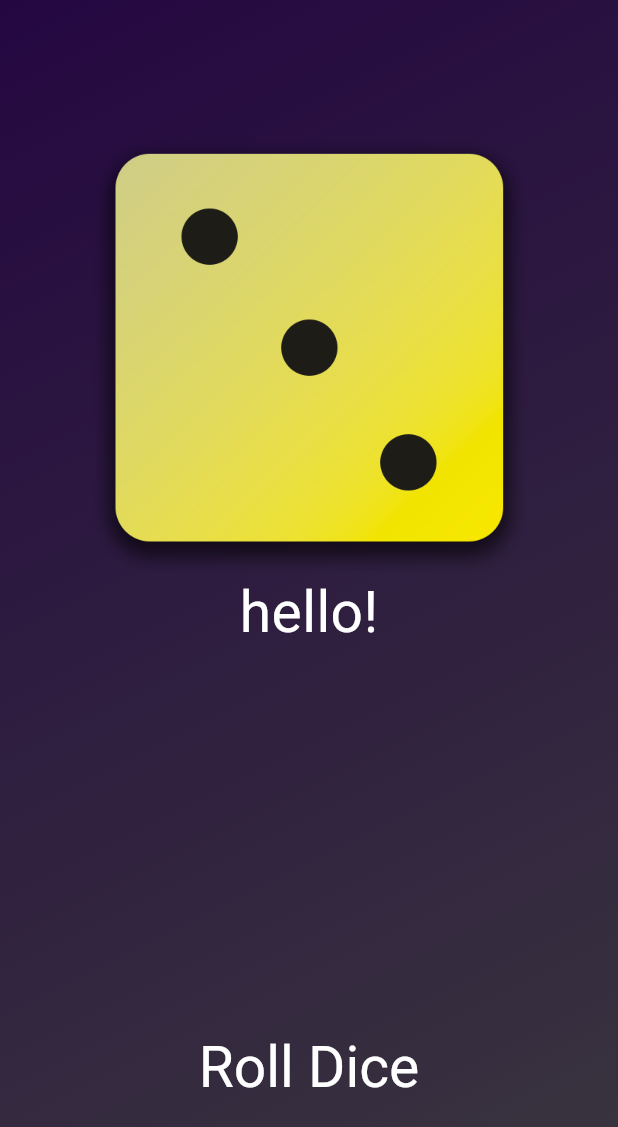
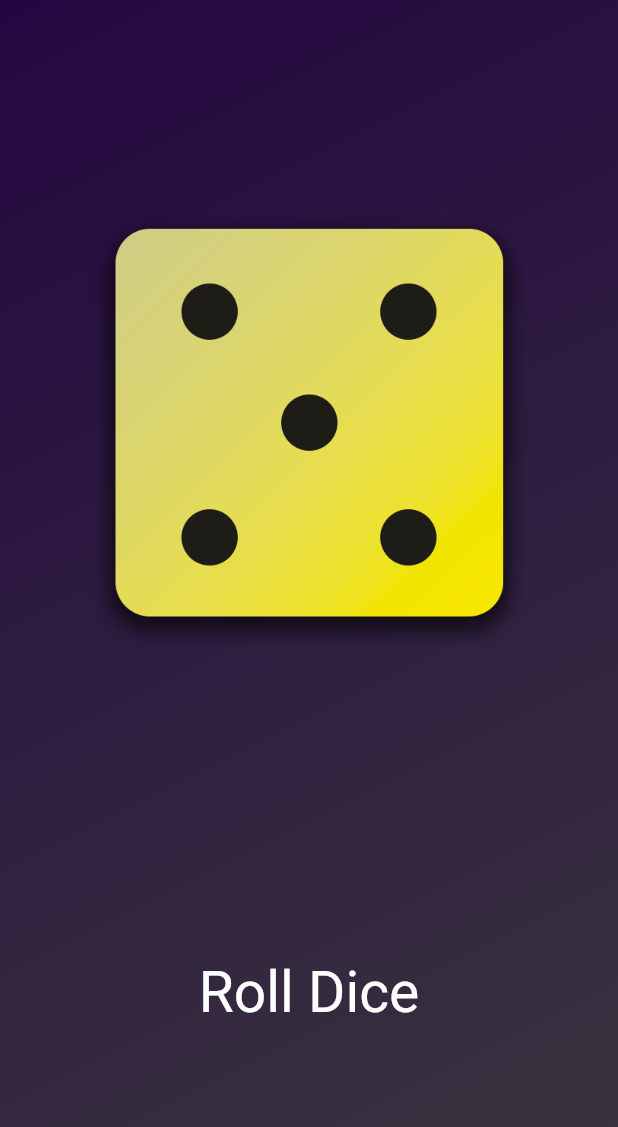
Before and after one commit to Makktu/flutter_dice, a Flutter app: the screen it shows after launch, after a tap on "Roll Dice", on a phone screen of 412 x 824 dp. Shown: the top 1127 px of the screen. Run offline on Flutter 3.47's test engine with Material 3 defaults, Android fonts, the phone set to English and light mode, and no system bars.

Commit message:
finished for good

```diff
--- /dev/null
+++ b/lib/dice_roller.dart
@@ -0,0 +1,42 @@
+import 'package:flutter/material.dart';
+import 'dart:math';
+
+final randomizer = Random();
+
+class DiceRoller extends StatefulWidget {
+  const DiceRoller({super.key});
+
+  @override
+  State<DiceRoller> createState() {
+    return _DiceRollerState();
+  }
+}
+
+class _DiceRollerState extends State<DiceRoller> {
+  var currentDiceRoll = 2;
+
+  void rollDice() {
+    setState(() {
+      currentDiceRoll = randomizer.nextInt(6) + 1;
+    });
+  }
+
+  @override
+  Widget build(context) {
+    return Column(
+      mainAxisSize: MainAxisSize.min,
+      children: [
+        Image.asset('assets/images/dice-$currentDiceRoll.png', width: 300),
+        // const MySizedBox(), // ! custom_widget
+        const SizedBox(height: 200),
+        TextButton(
+            onPressed: rollDice,
+            style: TextButton.styleFrom(
+                // padding: EdgeInsets.only(top: 200),
+                foregroundColor: const Color.fromARGB(255, 255, 255, 255),
+                textStyle: const TextStyle(fontSize: 38)),
+            child: const Text('Roll Dice'))
+      ],
+    );
+  }
+}
--- a/lib/gradient_container.dart
+++ b/lib/gradient_container.dart
@@ -1,6 +1,6 @@
 import 'package:flutter/material.dart';
-import 'dart:developer';
 import 'package:dice_roller/my_widgets/my_sized_box.dart';
+import 'package:dice_roller/dice_roller.dart';
 
 const startAlignment = Alignment.topLeft;
 const endAlignment = Alignment.bottomRight;
@@ -10,10 +10,6 @@ class GradientContainer extends StatelessWidget {
 
   final Color color1;
   final Color color2;
-
-  void rollDice() {
-    log('HelloJohn');
-  }
 
   @override
   Widget build(context) {
@@ -28,18 +24,8 @@ class GradientContainer extends StatelessWidget {
       ),
       // ! background gradient CONFIG END
       child: Center(
-            child: Column(
-          mainAxisSize: MainAxisSize.min,
-          children: [
-            Image.asset('assets/images/dice-3.png', width: 300),
-            MySizedBox(), // ! custom_widget
-            TextButton(
-                onPressed: rollDice,
-                style: TextButton.styleFrom(
-                    foregroundColor: Colors.white,
-                    textStyle: const TextStyle(fontSize: 38)),
-                child: const Text('Roll Dice'))
-          ],
-        )));
+        child: DiceRoller(),
+      ),
+    );
   }
 }
```
Also changed, not shown: lib/my_widgets/my_sized_box.dart (+14 -5 lines). Lines whose indentation alone changed are shown as unchanged.
